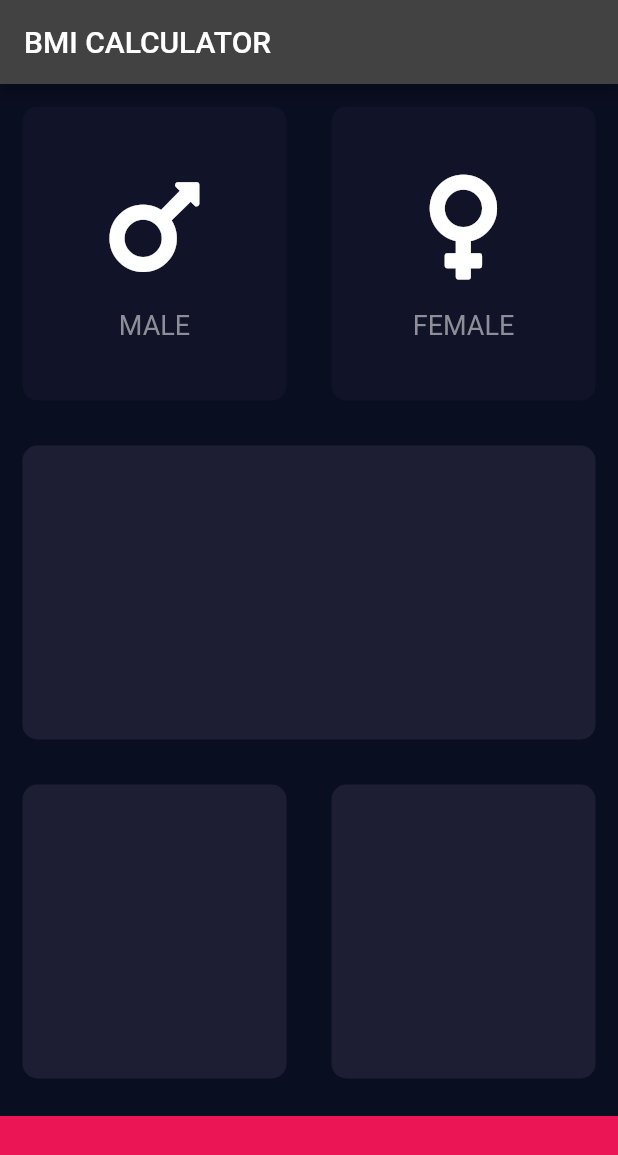
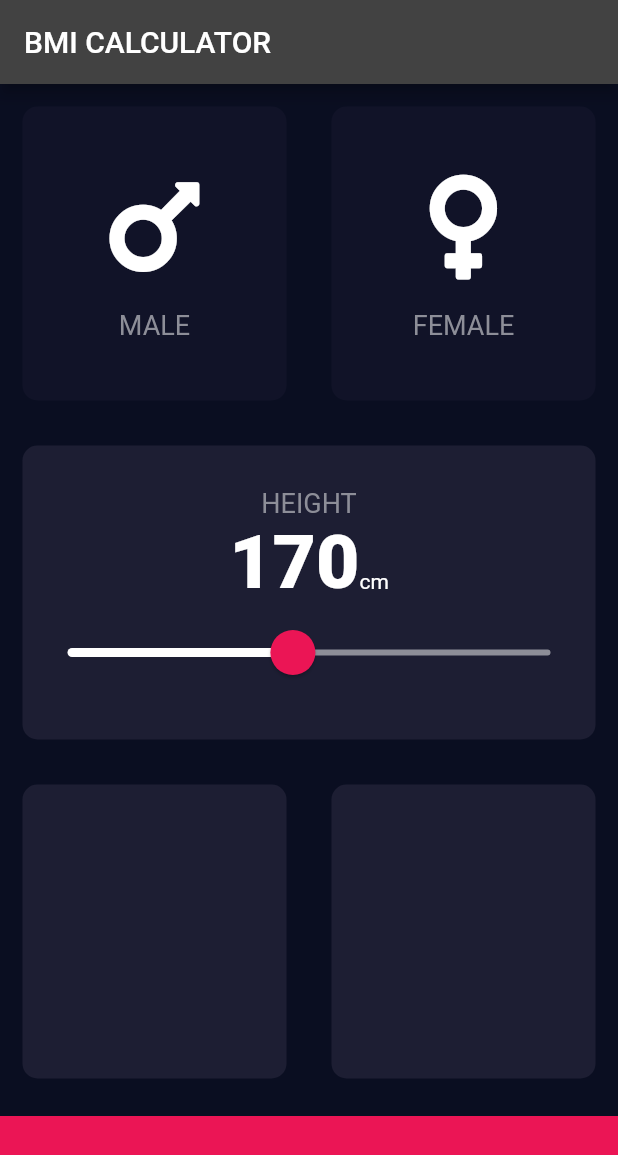
Before and after one commit to fern17/learning_flutter, a Flutter app: the screen it shows after launch, on a phone screen of 412 x 824 dp. Shown: the top 1155 px of the screen. Run offline on Flutter 3.47's test engine with Material 2 defaults, Android fonts, the phone set to English and light mode, and no system bars; our stand-ins replace audioplayers, font_awesome_flutter, rflutter_alert.

Commit message:
add slider with custom theme

```diff
--- a/bmi_calculator/lib/constants.dart
+++ b/bmi_calculator/lib/constants.dart
@@ -10,3 +10,8 @@ const kLabelTextStyle = TextStyle(
   fontSize: 18.0,
   color: Color(0xFF8D8E98),
 );
+
+const kNumberTextStyle = TextStyle(
+  fontSize: 50.0,
+  fontWeight: FontWeight.w900,
+);
--- a/bmi_calculator/lib/input_page.dart
+++ b/bmi_calculator/lib/input_page.dart
@@ -14,6 +14,7 @@ enum Gender { Male, Female }
 
 class _InputPageState extends State<InputPage> {
   Gender selectedGender;
+  int height = 170;
 
   @override
   Widget build(BuildContext context) {
@@ -22,6 +23,7 @@ class _InputPageState extends State<InputPage> {
         title: Text('BMI CALCULATOR'),
       ),
       body: Column(
+        crossAxisAlignment: CrossAxisAlignment.stretch,
         children: [
           Expanded(
             child: Row(
@@ -64,6 +66,43 @@ class _InputPageState extends State<InputPage> {
           Expanded(
             child: ReusableCard(
               color: kActiveCardColor,
+              cardChild: Column(
+                mainAxisAlignment: MainAxisAlignment.center,
+                children: [
+                  Text('HEIGHT', style: kLabelTextStyle),
+                  Row(
+                    mainAxisAlignment: MainAxisAlignment.center,
+                    crossAxisAlignment: CrossAxisAlignment.baseline,
+                    textBaseline: TextBaseline.alphabetic,
+                    children: [
+                      Text(height.toString(), style: kNumberTextStyle),
+                      Text('cm'),
+                    ],
+                  ),
+                  SliderTheme(
+                    data: SliderTheme.of(context).copyWith(
+                      activeTrackColor: Colors.white,
+                      inactiveTrackColor: Color(0xFF8D8E98),
+                      thumbColor: Color(0xFFEB1555),
+                      overlayColor: Color(0x29EB1555),
+                      thumbShape:
+                          RoundSliderThumbShape(enabledThumbRadius: 15.0),
+                      overlayShape:
+                          RoundSliderOverlayShape(overlayRadius: 30.0),
+                    ),
+                    child: Slider(
+                      value: height.toDouble(),
+                      min: 100.0,
+                      max: 250.0,
+                      onChanged: (double newValue) {
+                        setState(() {
+                          height = newValue.round();
+                        });
+                      },
+                    ),
+                  ),
+                ],
+              ),
             ),
           ),
           Expanded(
```
